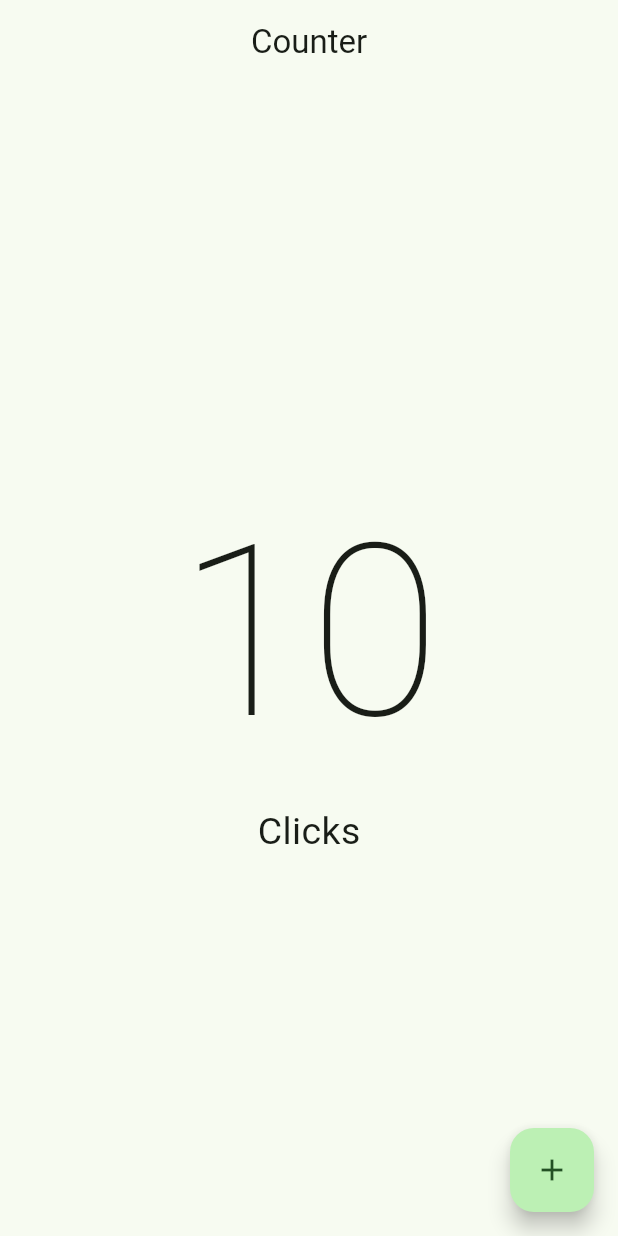
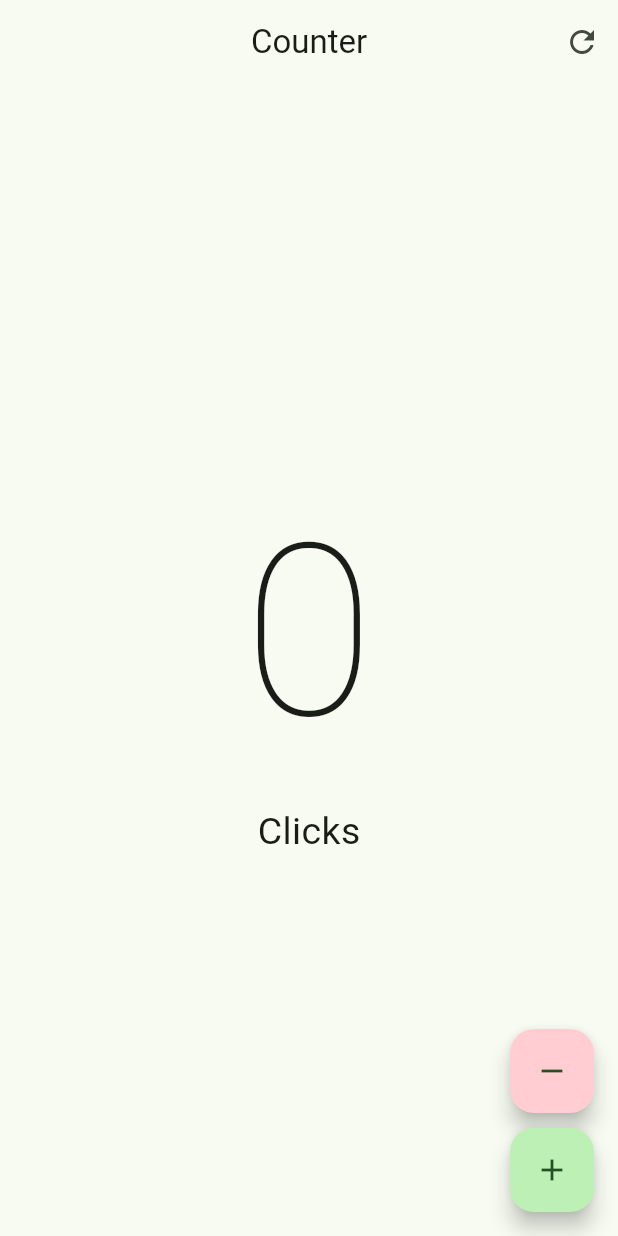
Before and after one commit to macor003/Flutter, a Flutter app: the screen it shows after launch, on a phone screen of 412 x 824 dp. Run offline on Flutter 3.47's test engine with Material 3 defaults, Android fonts, the phone set to English and light mode, and no system bars; our stand-ins replace flutter_svg, flutter_swiper; project files that could hold a hidden picture were left out.

Commit message:
Se agrega mas funcionalidad a app de practica counter

```diff
--- a/hello_wold_app/lib/presentation/screens/counter/counter_screen.dart
+++ b/hello_wold_app/lib/presentation/screens/counter/counter_screen.dart
@@ -8,27 +8,60 @@ class CounterScreen extends StatefulWidget {
 }
 
 class _CounterScreenState extends State<CounterScreen> {
+  int counter = 0;
+  void increment() {
+    setState(() {
+      counter++;
+    });
+  }
+  void decrement() {
+    setState(() {
+      counter--;
+    });
+  }
+
+  void reset() {
+    setState(() {
+      counter = 0;
+    });
+  }
+
   @override
   Widget build(BuildContext context) {
     return Scaffold(
       appBar: AppBar(
         title: const Text('Counter'),
         centerTitle: true,
+        actions: [
+          IconButton(
+            onPressed: reset,
+            icon: const Icon(Icons.refresh),
+          )
+        ],
       ),
       body: Center(
         child: Column(
           mainAxisAlignment: MainAxisAlignment.center,
           children: [
-            Text('10', style: TextStyle(fontSize: 160, fontWeight: FontWeight.w100)),
-            Text('Clicks', style: TextStyle(fontSize: 25))
+            Text('$counter', style: TextStyle(fontSize: 160, fontWeight: FontWeight.w100)),
+            Text(counter == 1 ? 'Click' : 'Clicks', style: TextStyle(fontSize: 25))
           ]
         )
       ),
-      floatingActionButton: FloatingActionButton(
-        onPressed: (){
-
-        },
-        child: const Icon(Icons.add),
+      floatingActionButton: Column(
+        children: [
+          const Spacer(),
+          FloatingActionButton(
+            backgroundColor: Colors.red.shade100,
+            onPressed: decrement,
+            child: const Icon(Icons.remove),
+          ),
+          const SizedBox(height: 10,),
+          FloatingActionButton(
+            onPressed: increment,
+            child: const Icon(Icons.add),
+          ),
+        ],
       ),
     );
   }
```
